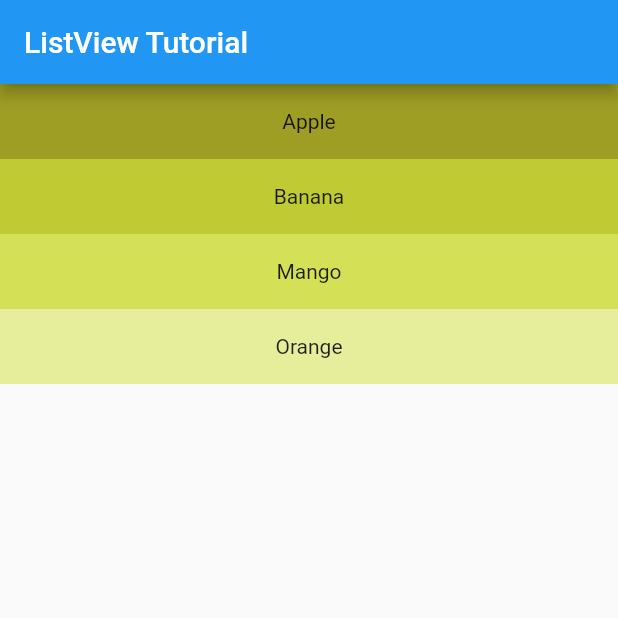
After one commit to maheshpd/Flutter-Tutorial, a Flutter app: the screen it shows after launch, on a phone screen of 412 x 824 dp, the top half of it. The commit adds this screen. Run offline on Flutter 3.47's test engine with Material 2 defaults, Android fonts, the phone set to English and light mode, and no system bars.

Commit message:
ListView Done

```diff
--- /dev/null
+++ b/lib/ListViews.dart
@@ -0,0 +1,38 @@
+import 'package:flutter/material.dart';
+
+class ListViews extends StatelessWidget {
+  const ListViews({Key? key}) : super(key: key);
+
+  @override
+  Widget build(BuildContext context) {
+    return Scaffold(
+      appBar: AppBar(
+        title: const Text('ListView Tutorial'),
+      ),
+      body: ListView(
+        children: <Widget>[
+          Container(
+            height: 50,
+            color: Colors.lime[800],
+            child: const Center(child: Text('Apple'),),
+          ),
+          Container(
+            height: 50,
+            color: Colors.lime[600],
+            child: const Center(child: Text('Banana'),),
+          ),
+          Container(
+            height: 50,
+            color: Colors.lime[400],
+            child: const Center(child: Text('Mango'),)
+          ),
+          Container(
+            height: 50,
+            color: Colors.lime[200],
+            child: const Center(child: Text('Orange'),),
+          )
+        ],
+      ),
+    );
+  }
+}
--- a/lib/main.dart
+++ b/lib/main.dart
@@ -9,6 +9,8 @@ import 'package:flutter_tutoial/DataTables.dart';
 import 'package:flutter_tutoial/ElevatedButtons.dart';
 import 'package:flutter_tutoial/FlatButtons.dart';
 import 'package:flutter_tutoial/GridViews.dart';
+import 'package:flutter_tutoial/Images.dart';
+import 'package:flutter_tutoial/ListViews.dart';
 
 void main() {
   runApp(const MyApp());
@@ -20,7 +22,7 @@ class MyApp extends StatelessWidget {
   @override
   Widget build(BuildContext context) {
     return const MaterialApp(
-      home: GridViews(),
+      home: ListViews(),
     );
   }
 }
```
Also changed, not shown: lib/Images.dart (added, +27 -0 lines).
